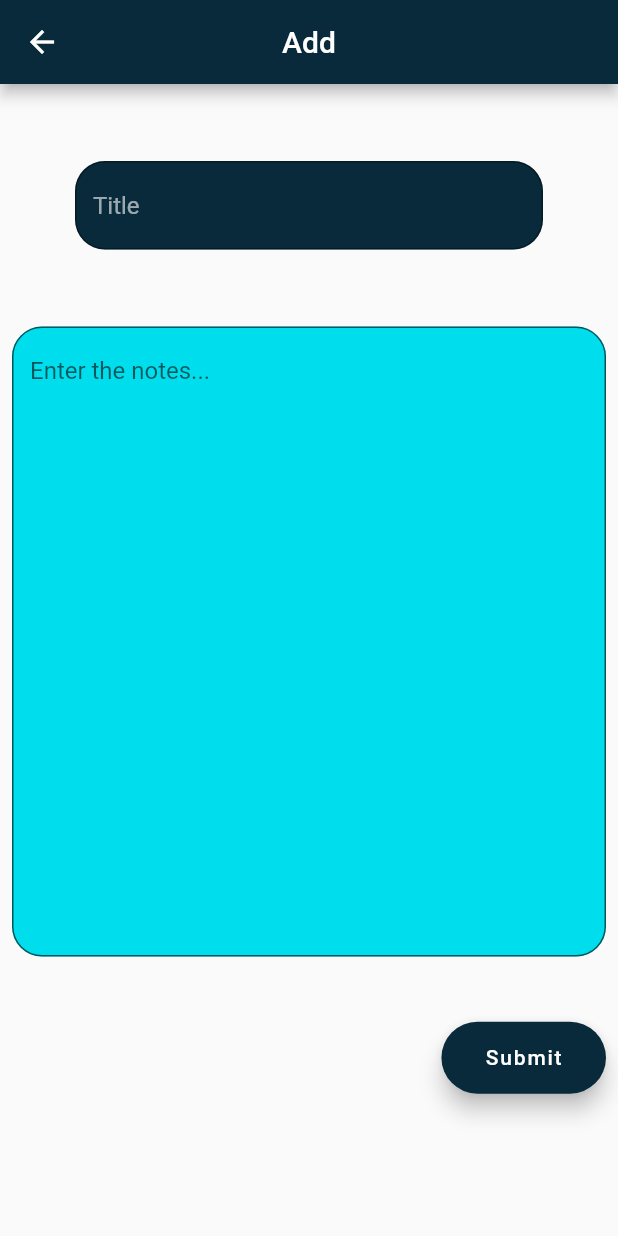
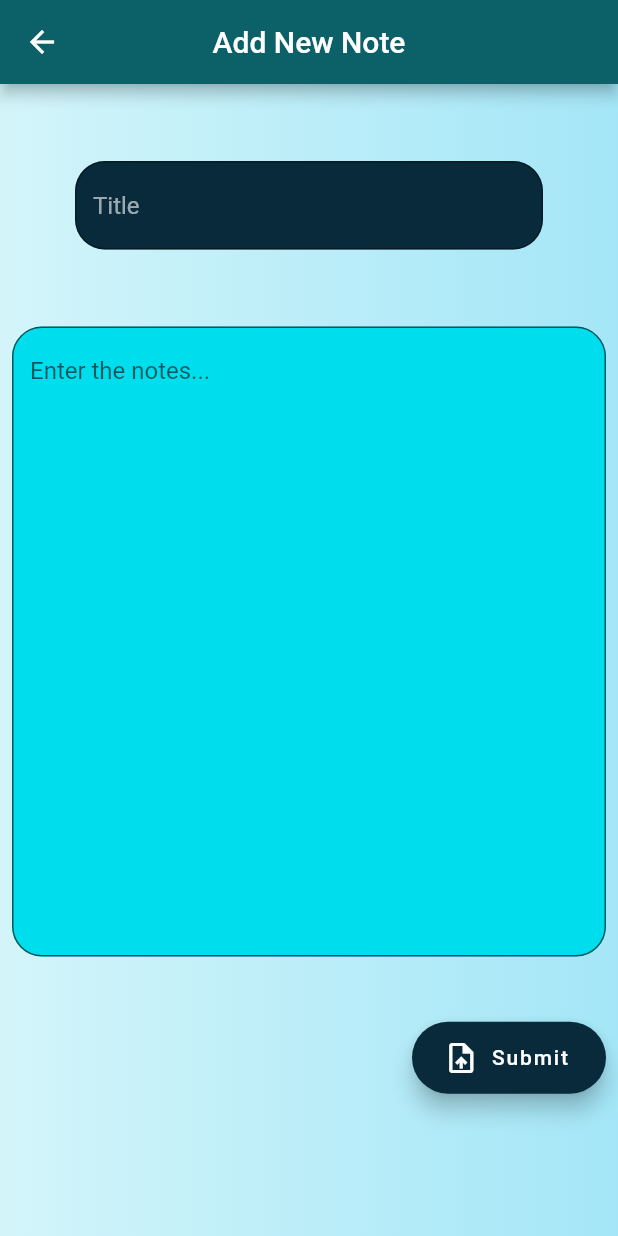
Before and after one commit to Abh1navAbhinav/Notex, a Flutter app: the screen it shows after launch, after a tap on "Add", on a phone screen of 412 x 824 dp. Run offline on Flutter 3.47's test engine with Material 2 defaults, Android fonts, the phone set to English and light mode, and no system bars; our stand-ins replace get, google_fonts, hive, hive_flutter; accounts and stored records are empty.

Commit message:
small changes in ui

```diff
--- a/lib/screens/all_in_one.dart
+++ b/lib/screens/all_in_one.dart
@@ -5,6 +5,7 @@ import 'package:get/route_manager.dart';
 import 'package:google_fonts/google_fonts.dart';
 import 'package:notex/database/db_functions.dart';
 import 'package:notex/notex_model/note_model.dart';
+import 'package:notex/styles/styles.dart';
 import 'package:notex/widgets/snack_bar.dart';
 import '../main.dart';
 
@@ -35,9 +36,14 @@ class _AllInOneScreenState extends State<AllInOneScreen> {
 
   @override
   Widget build(BuildContext context) {
-    return Scaffold(
+    return Container(
+      decoration: BoxDecoration(
+        gradient: Styles().scaffoldColor(),
+      ),
+      child: Scaffold(
+        backgroundColor: Colors.transparent,
         appBar: AppBar(
-        backgroundColor: const Color.fromARGB(255, 8, 42, 58),
+          backgroundColor: const Color.fromARGB(255, 11, 97, 103),
           title: Text(
             title,
           ),
@@ -46,7 +52,7 @@ class _AllInOneScreenState extends State<AllInOneScreen> {
                 ? IconButton(
                     onPressed: () {
                       setState(() {
-                      title = 'Edit';
+                        title = 'Edit: ${widget.model!.title}';
                         isEditing = true;
                         isViewing = false;
                       });
@@ -123,7 +129,7 @@ class _AllInOneScreenState extends State<AllInOneScreen> {
               Padding(
                 padding: EdgeInsets.only(
                   top: MediaQuery.of(context).size.height / 19,
-                left: MediaQuery.of(context).size.width / 1.4,
+                  left: MediaQuery.of(context).size.width / 1.5,
                   right: 8,
                 ),
                 child: isViewing
@@ -136,6 +142,9 @@ class _AllInOneScreenState extends State<AllInOneScreen> {
                             label: const Text(
                               'Update',
                             ),
+                            icon: const Icon(Icons.update_rounded),
+                            backgroundColor:
+                                const Color.fromARGB(255, 8, 42, 58),
                           )
                         : FloatingActionButton.extended(
                             onPressed: () {
@@ -144,10 +153,13 @@ class _AllInOneScreenState extends State<AllInOneScreen> {
                             label: const Text(
                               'Submit',
                             ),
-                          backgroundColor: const Color.fromARGB(255, 8, 42, 58),
+                            icon: const Icon(Icons.upload_file_outlined),
+                            backgroundColor:
+                                const Color.fromARGB(255, 8, 42, 58),
                           ),
               ),
             ],
+          ),
         ),
       ),
     );
--- a/lib/screens/home.dart
+++ b/lib/screens/home.dart
@@ -29,7 +29,7 @@ class _HomeScreenState extends State<HomeScreen> {
       child: Scaffold(
         backgroundColor: Colors.transparent,
         appBar: AppBar(
-          backgroundColor: const Color.fromARGB(255, 8, 42, 58),
+          backgroundColor: const Color.fromARGB(255, 11, 97, 103),
           title: const Text(
             'NoteX',
           ),
@@ -81,7 +81,7 @@ class _HomeScreenState extends State<HomeScreen> {
                     );
                   }),
               SizedBox(
-                height: MediaQuery.of(context).size.height / 10,
+                height: MediaQuery.of(context).size.height / 12,
               )
             ],
           ),
@@ -92,7 +92,7 @@ class _HomeScreenState extends State<HomeScreen> {
             setState(() {
               isEditing = false;
               isViewing = false;
-              title = 'Add';
+              title = 'Add New Note';
             });
             // NoteDb.instance.refreshNoteUi();
             Get.to(() => AllInOneScreen());
```
Also changed, not shown: lib/styles/styles.dart (+2 -33 lines), lib/widgets/note_grid.dart (+11 -2 lines). Lines whose indentation alone changed are shown as unchanged.
